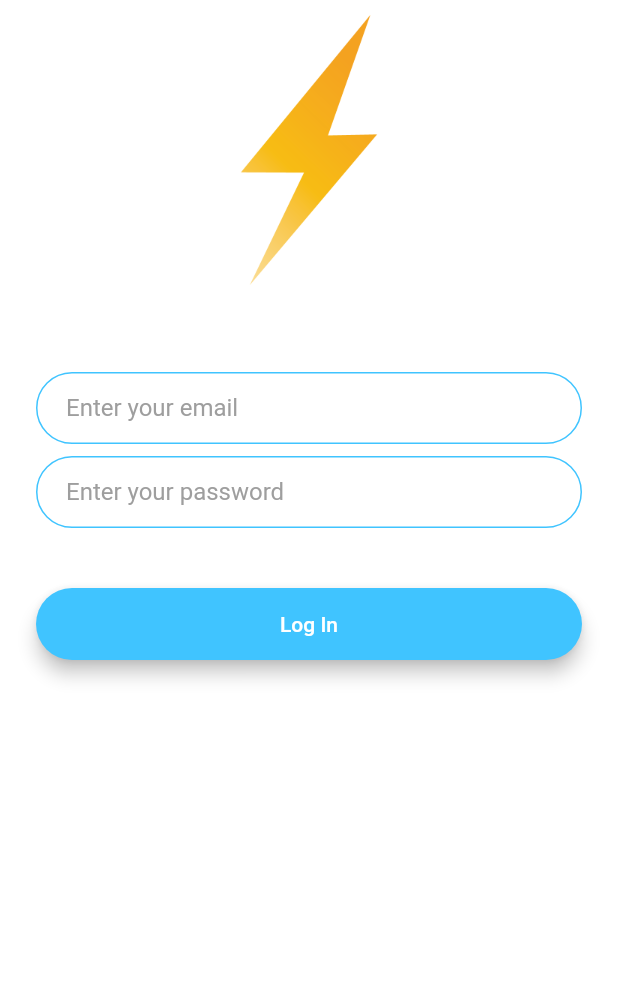
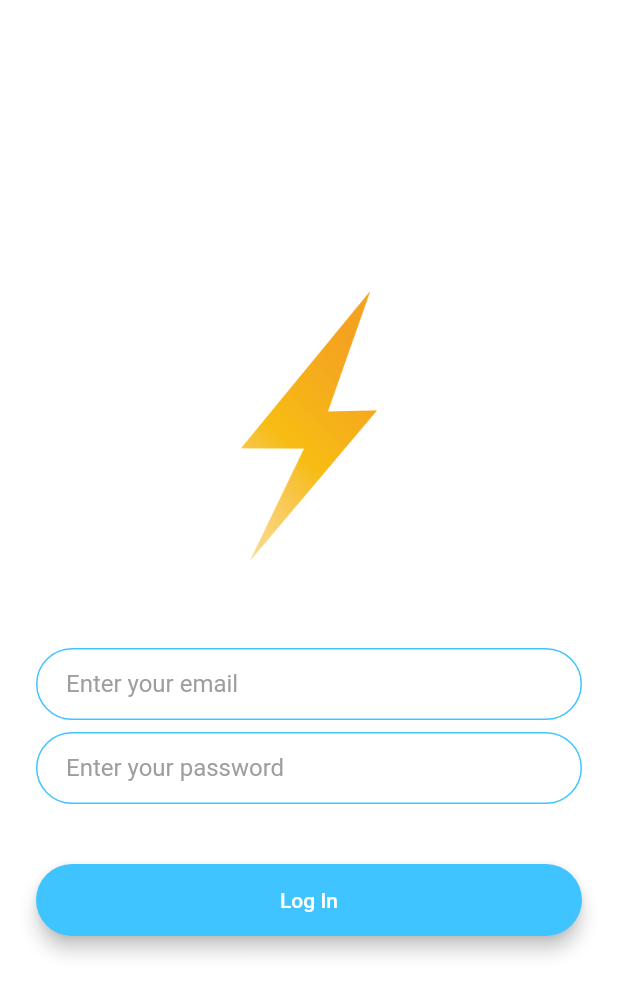
Before and after one commit to littlewind/flutter-dev-bootcamp, a Flutter app: the LoginScreen screen opened by its route, on a phone screen of 412 x 824 dp. Shown: the top 995 px of the screen. Run offline on Flutter 3.47's test engine with Material 2 defaults, Android fonts, the phone set to English and light mode, and no system bars; our stand-ins replace animated_text_kit, audioplayers, flutter_spinkit, font_awesome_flutter, geolocator, rflutter_alert.

Commit message:
Wrap SingleChildScrollView in Center widget

```diff
--- a/flash_chat/lib/screens/login_screen.dart
+++ b/flash_chat/lib/screens/login_screen.dart
@@ -16,6 +16,7 @@ class _LoginScreenState extends State<LoginScreen> {
       backgroundColor: Colors.white,
       body: Padding(
         padding: EdgeInsets.symmetric(horizontal: 24.0),
+        child: Center(
           child: SingleChildScrollView(
             child: Column(
               mainAxisAlignment: MainAxisAlignment.center,
@@ -61,6 +62,7 @@ class _LoginScreenState extends State<LoginScreen> {
             ),
           ),
         ),
+      ),
     );
   }
 }
--- a/flash_chat/lib/screens/registration_screen.dart
+++ b/flash_chat/lib/screens/registration_screen.dart
@@ -16,6 +16,7 @@ class _RegistrationScreenState extends State<RegistrationScreen> {
       backgroundColor: Colors.white,
       body: Padding(
         padding: EdgeInsets.symmetric(horizontal: 24.0),
+        child: Center(
           child: SingleChildScrollView(
             child: Column(
               mainAxisAlignment: MainAxisAlignment.center,
@@ -61,6 +62,7 @@ class _RegistrationScreenState extends State<RegistrationScreen> {
             ),
           ),
         ),
+      ),
     );
   }
 }
```
Lines whose indentation alone changed are shown as unchanged.
